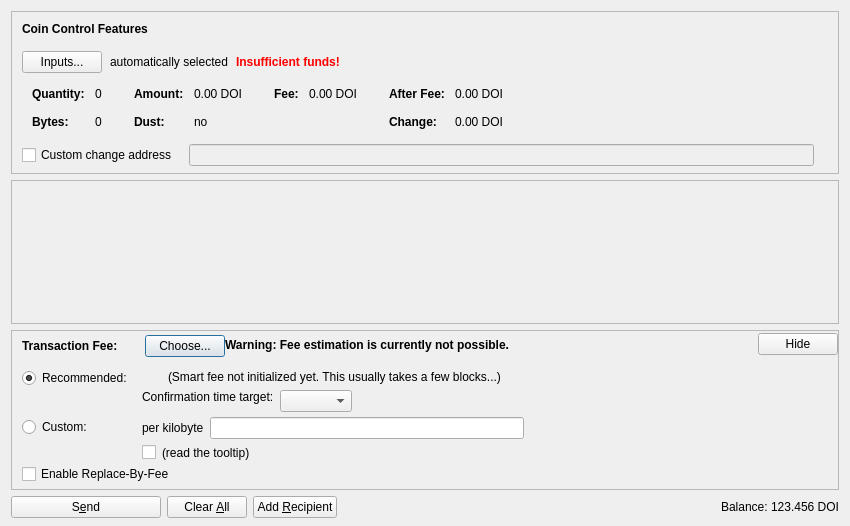
Qt form src/qt/forms/sendcoinsdialog.ui (Doi-Works/core) before a commit.
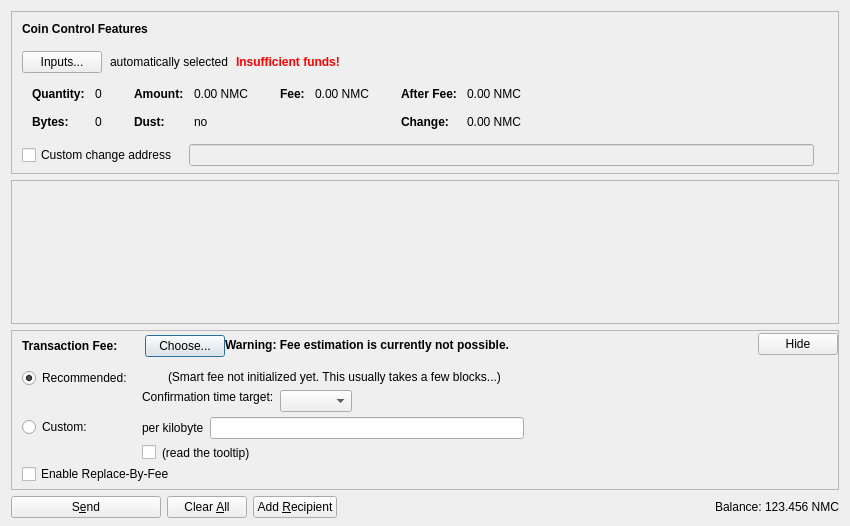
The same form after that commit. Icons and pictures are not drawn. Custom widgets are drawn as their Qt base class.

```diff
--- a/src/qt/forms/sendcoinsdialog.ui
+++ b/src/qt/forms/sendcoinsdialog.ui
@@ -324,7 +324,7 @@
                   <enum>Qt::ActionsContextMenu</enum>
                  </property>
                  <property name="text">
-                  <string notr="true">0.00 DOI</string>
+                  <string notr="true">0.00 NMC</string>
                  </property>
                  <property name="textInteractionFlags">
                   <set>Qt::LinksAccessibleByMouse|Qt::TextSelectableByKeyboard|Qt::TextSelectableByMouse</set>
@@ -404,7 +404,7 @@
                   <enum>Qt::ActionsContextMenu</enum>
                  </property>
                  <property name="text">
-                  <string notr="true">0.00 DOI</string>
+                  <string notr="true">0.00 NMC</string>
                  </property>
                  <property name="textInteractionFlags">
                   <set>Qt::LinksAccessibleByMouse|Qt::TextSelectableByKeyboard|Qt::TextSelectableByMouse</set>
@@ -455,7 +455,7 @@
                   <enum>Qt::ActionsContextMenu</enum>
                  </property>
                  <property name="text">
-                  <string notr="true">0.00 DOI</string>
+                  <string notr="true">0.00 NMC</string>
                  </property>
                  <property name="textInteractionFlags">
                   <set>Qt::LinksAccessibleByMouse|Qt::TextSelectableByKeyboard|Qt::TextSelectableByMouse</set>
@@ -484,7 +484,7 @@
                   <enum>Qt::ActionsContextMenu</enum>
                  </property>
                  <property name="text">
-                  <string notr="true">0.00 DOI</string>
+                  <string notr="true">0.00 NMC</string>
                  </property>
                  <property name="textInteractionFlags">
                   <set>Qt::LinksAccessibleByMouse|Qt::TextSelectableByKeyboard|Qt::TextSelectableByMouse</set>
@@ -1247,7 +1247,7 @@
           <cursorShape>IBeamCursor</cursorShape>
          </property>
          <property name="text">
-          <string notr="true">123.456 DOI</string>
+          <string notr="true">123.456 NMC</string>
          </property>
          <property name="textInteractionFlags">
           <set>Qt::LinksAccessibleByMouse|Qt::TextSelectableByKeyboard|Qt::TextSelectableByMouse</set>
```
Left out of the diff: 4 changed lines with no effect on the pictures.
